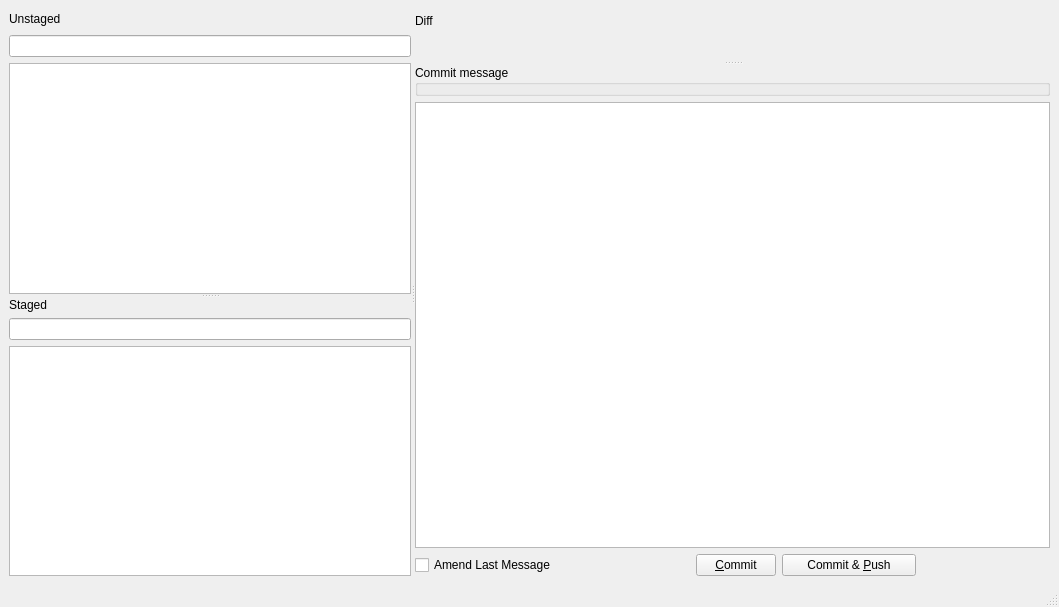
The window that qgitc/commitwindow.ui (timxx/qgitc) describes before a commit, drawn with Qt 5.
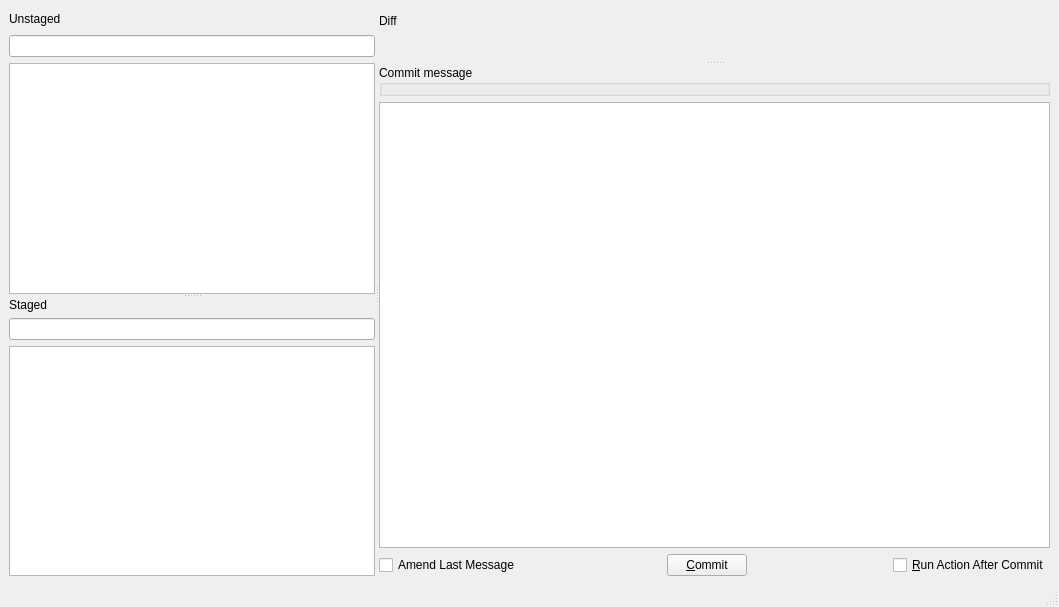
The same window after the commit. Custom widgets are drawn as their Qt base class.

```diff
--- a/qgitc/commitwindow.ui
+++ b/qgitc/commitwindow.ui
@@ -168,19 +168,6 @@
              </property>
             </widget>
            </item>
-           <item>
-            <widget class="QPushButton" name="btnCommitPush">
-             <property name="sizePolicy">
-              <sizepolicy hsizetype="MinimumExpanding" vsizetype="Fixed">
-               <horstretch>0</horstretch>
-               <verstretch>0</verstretch>
-              </sizepolicy>
-             </property>
-             <property name="text">
-              <string>Commit &amp;&amp; &amp;Push</string>
-             </property>
-            </widget>
-           </item>
            <item>
             <spacer name="horizontalSpacer_2">
              <property name="orientation">
@@ -194,6 +181,13 @@
              </property>
             </spacer>
            </item>
+           <item>
+            <widget class="QCheckBox" name="cbRunAction">
+             <property name="text">
+              <string>&amp;Run Action After Commit</string>
+             </property>
+            </widget>
+           </item>
           </layout>
          </item>
         </layout>
```
